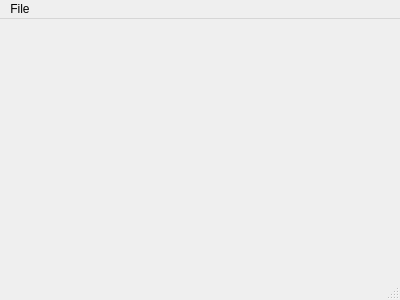
Old version of the form src/mainwindow.ui in the repository gwutama/Pandora.
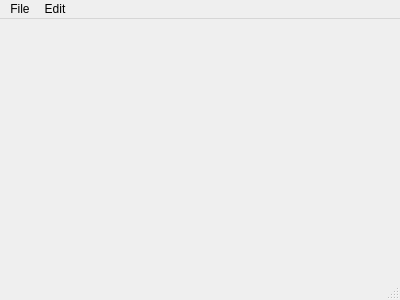
New version of the form.

Diff of the .ui file:
```diff
--- a/src/mainwindow.ui
+++ b/src/mainwindow.ui
@@ -51,7 +51,14 @@
     <addaction name="actionSave"/>
     <addaction name="actionSaveAs"/>
    </widget>
+   <widget class="QMenu" name="menuEdit">
+    <property name="title">
+     <string>Edit</string>
+    </property>
+    <addaction name="actionFindReplace"/>
+   </widget>
    <addaction name="menuFile"/>
+   <addaction name="menuEdit"/>
   </widget>
   <widget class="QStatusBar" name="statusBar"/>
   <action name="actionPreferences">
```
Left out of the diff: 8 changed lines with no effect on the pictures.
